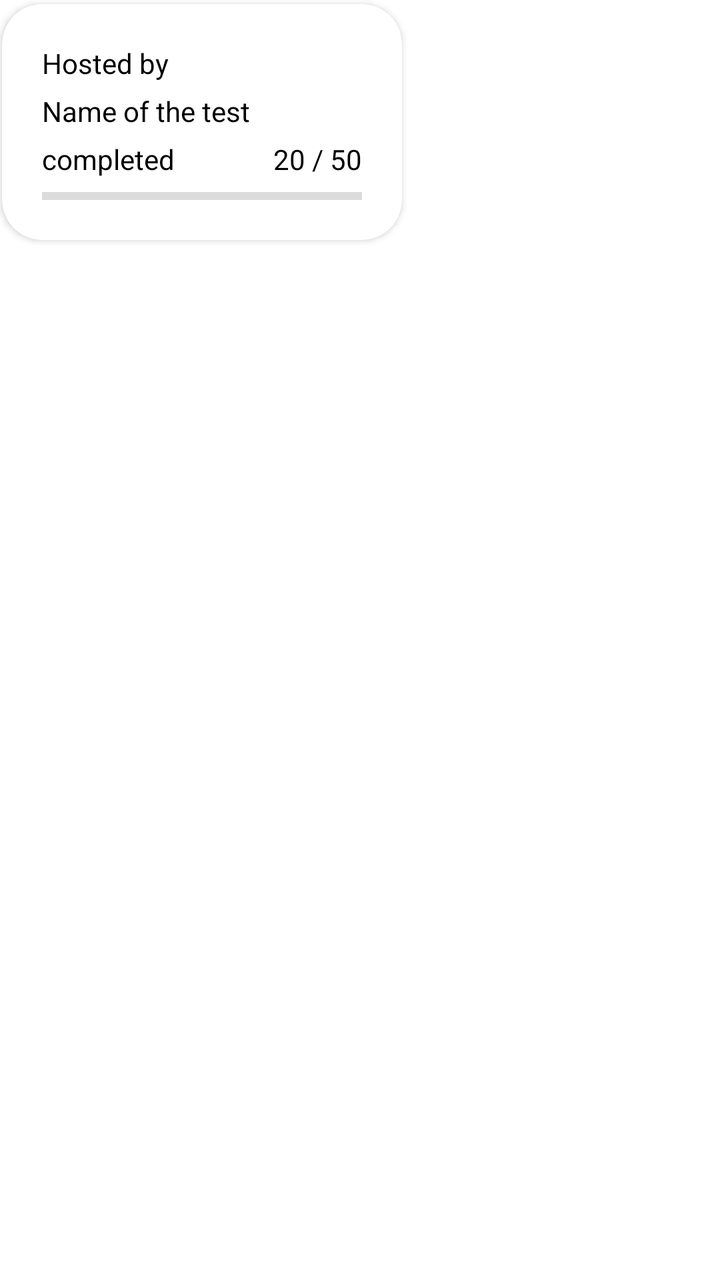
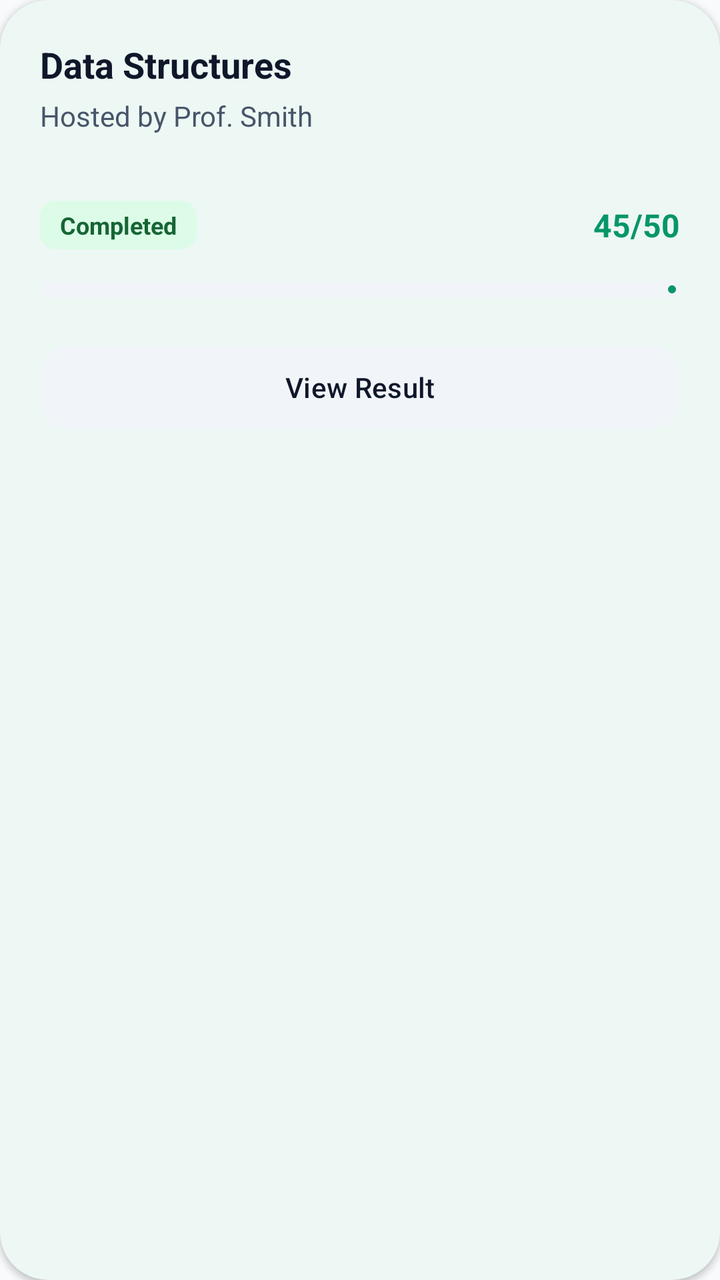

Screens rendered from an Android XML layout before and after an edit, with the pre-edit source and the edit as a unified diff.
<!-- AndroidManifest.xml: application theme Theme.TestMaster -->
<!-- res/layout/layout_test_appear.xml -->
<?xml version="1.0" encoding="utf-8"?>
<LinearLayout xmlns:android="http://schemas.android.com/apk/res/android"
    android:layout_width="wrap_content"
    android:layout_height="wrap_content"
    xmlns:app="http://schemas.android.com/apk/res-auto">
    <androidx.cardview.widget.CardView
        android:layout_width="200dp"
        android:layout_height="wrap_content"
        android:layout_marginEnd="10dp"
        android:layout_marginStart="1dp"
        android:layout_marginVertical="2dp"
        app:cardCornerRadius="20dp">
        <LinearLayout
            android:layout_width="match_parent"
            android:layout_height="wrap_content"
            android:padding="20dp"
            android:orientation="vertical">
            <TextView
                android:id="@+id/hosted_by"
                android:layout_width="wrap_content"
                android:layout_height="wrap_content"
                android:textColor="@color/black"
                android:textSize="14dp"
                android:text="Hosted by"/>
            <TextView
                android:id="@+id/subject_name"
                android:layout_width="wrap_content"
                android:layout_height="wrap_content"
                android:layout_marginTop="5dp"
                android:textColor="@color/black"
                android:singleLine="true"
                android:text="Name of the test"/>
            <LinearLayout
                android:layout_width="match_parent"
                android:layout_height="wrap_content"
                android:layout_marginTop="5dp">
                <TextView
                    android:id="@+id/exam_status"
                    android:layout_width="wrap_content"
                    android:layout_height="wrap_content"
                    android:textColor="@color/black"
                    android:layout_weight="1"
                    android:text="completed"/>

                <TextView
                    android:id="@+id/tv_mark_scored"
                    android:layout_width="wrap_content"
                    android:layout_height="wrap_content"
                    android:text="20 / 50"
                    android:layout_gravity="end"
                    android:textColor="@color/black" />

            </LinearLayout>

            <com.google.android.material.progressindicator.LinearProgressIndicator
                android:id="@+id/pr_markScored"
                android:layout_width="match_parent"
                android:layout_height="wrap_content"
                android:layout_marginTop="7dp"
                android:progress="20"
                android:max="50"
                app:indicatorColor="@color/blue"
                app:trackColor="#DCDBDB"/>
        </LinearLayout>
    </androidx.cardview.widget.CardView>
</LinearLayout>
<!-- resources referenced by this layout -->
<resources>
  <color name="black">#FF000000</color>
  <color name="blue">#0363F4</color>
  <style name="Theme.TestMaster" parent="Base.Theme.TestMaster" />
  <style name="Base.Theme.TestMaster" parent="Theme.MaterialComponents.DayNight.NoActionBar">
          
           <item name="colorPrimary">@color/primary_blue</item>
          <item name="android:statusBarColor">@color/primary_blue</item>
          <item name="colorAccent">@color/primary_blue</item>
      </style>
  <color name="primary_blue">#06164E</color>
</resources>

<!-- the commit's change to res/layout/layout_test_appear.xml (unified diff, before → after) -->
@@ -1,66 +1,100 @@
 <?xml version="1.0" encoding="utf-8"?>
-<LinearLayout xmlns:android="http://schemas.android.com/apk/res/android"
-    android:layout_width="wrap_content"
+<com.google.android.material.card.MaterialCardView xmlns:android="http://schemas.android.com/apk/res/android"
+    xmlns:app="http://schemas.android.com/apk/res-auto"
+    xmlns:tools="http://schemas.android.com/tools"
+    android:layout_width="280dp"
     android:layout_height="wrap_content"
-    xmlns:app="http://schemas.android.com/apk/res-auto">
-    <androidx.cardview.widget.CardView
-        android:layout_width="200dp"
+    android:layout_marginEnd="16dp"
+    android:layout_marginVertical="8dp"
+    app:cardCornerRadius="24dp"
+    app:cardElevation="2dp"
+    app:strokeWidth="0dp">
+
+    <LinearLayout
+        android:layout_width="match_parent"
         android:layout_height="wrap_content"
-        android:layout_marginEnd="10dp"
-        android:layout_marginStart="1dp"
-        android:layout_marginVertical="2dp"
-        app:cardCornerRadius="20dp">
+        android:orientation="vertical"
+        android:padding="20dp">
+
+        <TextView
+            android:id="@+id/subject_name"
+            android:layout_width="match_parent"
+            android:layout_height="wrap_content"
+            android:ellipsize="end"
+            android:maxLines="1"
+            android:text="Data Structures"
+            android:textColor="@color/text_primary"
+            android:textSize="18sp"
+            android:textStyle="bold" />
+
+        <TextView
+            android:id="@+id/hosted_by"
+            android:layout_width="match_parent"
+            android:layout_height="wrap_content"
+            android:layout_marginTop="4dp"
+            android:text="Hosted by Prof. Smith"
+            android:textColor="@color/text_secondary"
+            android:textSize="14sp" />
+
+        <View
+            android:layout_width="match_parent"
+            android:layout_height="1dp"
+            android:layout_marginVertical="16dp"
+            android:background="@color/gray"
+            android:alpha="0.5"/>
+
         <LinearLayout
             android:layout_width="match_parent"
             android:layout_height="wrap_content"
-            android:padding="20dp"
-            android:orientation="vertical">
+            android:gravity="center_vertical"
+            android:orientation="horizontal">
+
             <TextView
-                android:id="@+id/hosted_by"
+                android:id="@+id/exam_status"
                 android:layout_width="wrap_content"
                 android:layout_height="wrap_content"
-                android:textColor="@color/black"
-                android:textSize="14dp"
-                android:text="Hosted by"/>
+                android:background="@drawable/bg_status_badge"
+                android:paddingHorizontal="10dp"
+                android:paddingVertical="4dp"
+                android:text="Completed"
+                android:textColor="@color/success_text"
+                android:textSize="12sp"
+                android:textStyle="bold" />
+
+            <View
+                android:layout_width="0dp"
+                android:layout_height="0dp"
+                android:layout_weight="1" />
+
             <TextView
-                android:id="@+id/subject_name"
+                android:id="@+id/tv_mark_scored"
                 android:layout_width="wrap_content"
                 android:layout_height="wrap_content"
-                android:layout_marginTop="5dp"
-                android:textColor="@color/black"
-                android:singleLine="true"
-                android:text="Name of the test"/>
-            <LinearLayout
-                android:layout_width="match_parent"
-                android:layout_height="wrap_content"
-                android:layout_marginTop="5dp">
-                <TextView
-                    android:id="@+id/exam_status"
-                    android:layout_width="wrap_content"
-                    android:layout_height="wrap_content"
-                    android:textColor="@color/black"
-                    android:layout_weight="1"
-                    android:text="completed"/>
+                android:text="45/50"
+                android:textColor="@color/primary"
+                android:textSize="16sp"
+                android:textStyle="bold" />
+        </LinearLayout>
 
-                <TextView
-                    android:id="@+id/tv_mark_scored"
-                    android:layout_width="wrap_content"
-                    android:layout_height="wrap_content"
-                    android:text="20 / 50"
-                    android:layout_gravity="end"
-                    android:textColor="@color/black" />
+        <com.google.android.material.progressindicator.LinearProgressIndicator
+            android:id="@+id/pr_markScored"
+            android:layout_width="match_parent"
+            android:layout_height="wrap_content"
+            android:layout_marginTop="16dp"
+            android:progress="90"
+            app:indicatorColor="@color/primary"
+            app:trackColor="@color/gray"
+            app:trackCornerRadius="4dp"
+            app:trackThickness="8dp" />
 
-            </LinearLayout>
+        <com.google.android.material.button.MaterialButton
+            android:id="@+id/btn_view_result"
+            style="@style/Widget.Material3.Button.TonalButton"
+            android:layout_width="match_parent"
+            android:layout_height="50dp"
+            android:layout_marginTop="20dp"
+            android:text="View Result"
+            app:cornerRadius="16dp" />
 
-            <com.google.android.material.progressindicator.LinearProgressIndicator
-                android:id="@+id/pr_markScored"
-                android:layout_width="match_parent"
-                android:layout_height="wrap_content"
-                android:layout_marginTop="7dp"
-                android:progress="20"
-                android:max="50"
-                app:indicatorColor="@color/blue"
-                app:trackColor="#DCDBDB"/>
-        </LinearLayout>
-    </androidx.cardview.widget.CardView>
-</LinearLayout>
+    </LinearLayout>
+</com.google.android.material.card.MaterialCardView>
<!-- resource entries referenced after the edit -->
@@ -1,14 +1,64 @@
 <!-- resources referenced by this layout -->
 <resources>
-  <color name="black">#FF000000</color>
-  <color name="blue">#0363F4</color>
+  <color name="gray">#F1F5F9</color>
+  <color name="primary">#059669</color>
+  <color name="success_text">#166534</color>
+  <color name="text_primary">#0F172A</color>
+  <color name="text_secondary">#475569</color>
+  <!-- drawable bg_status_badge (drawable) -->
+  <?xml version="1.0" encoding="utf-8"?>
+  <shape xmlns:android="http://schemas.android.com/apk/res/android">
+      <solid android:color="@color/success_bg" />
+      <corners android:radius="8dp" />
+  </shape>
   <style name="Theme.TestMaster" parent="Base.Theme.TestMaster" />
-  <style name="Base.Theme.TestMaster" parent="Theme.MaterialComponents.DayNight.NoActionBar">
+  <color name="success_bg">#DCFCE7</color>
+  <style name="Base.Theme.TestMaster" parent="Theme.Material3.DayNight.NoActionBar">
           
-           <item name="colorPrimary">@color/primary_blue</item>
-          <item name="android:statusBarColor">@color/primary_blue</item>
-          <item name="colorAccent">@color/primary_blue</item>
+          <item name="colorPrimary">@color/primary</item>
+          <item name="colorOnPrimary">@color/onPrimary</item>
+          <item name="colorPrimaryContainer">@color/primaryContainer</item>
+          <item name="colorOnPrimaryContainer">@color/onPrimaryContainer</item>
+  
+          <item name="colorSecondary">@color/secondary</item>
+          <item name="colorOnSecondary">@color/onSecondary</item>
+          <item name="colorSecondaryContainer">@color/secondaryContainer</item>
+          <item name="colorOnSecondaryContainer">@color/onSecondaryContainer</item>
+  
+          
+          <item name="android:windowBackground">@color/background</item>
+          <item name="colorSurface">@color/surface</item>
+          <item name="colorOnSurface">@color/onSurface</item>
+          <item name="colorSurfaceVariant">@color/surfaceVariant</item>
+          <item name="colorOnSurfaceVariant">@color/onSurfaceVariant</item>
+          <item name="colorOutline">@color/outline</item>
+  
+          
+          <item name="colorError">@color/error</item>
+          <item name="colorOnError">@color/onError</item>
+          <item name="colorErrorContainer">@color/errorContainer</item>
+          <item name="colorOnErrorContainer">@color/onErrorContainer</item>
+  
+          
+          <item name="android:statusBarColor">@color/surface</item>
+          <item name="android:windowLightStatusBar">true</item>
       </style>
-  <color name="primary_blue">#06164E</color>
+  <color name="onPrimary">#FFFFFF</color>
+  <color name="primaryContainer">#D1FAE5</color>
+  <color name="onPrimaryContainer">#064E3B</color>
+  <color name="secondary">#64748B</color>
+  <color name="onSecondary">#FFFFFF</color>
+  <color name="secondaryContainer">#F1F5F9</color>
+  <color name="onSecondaryContainer">#0F172A</color>
+  <color name="background">#F8FAFC</color>
+  <color name="surface">#FFFFFF</color>
+  <color name="onSurface">#0F172A</color>
+  <color name="surfaceVariant">#E2E8F0</color>
+  <color name="onSurfaceVariant">#475569</color>
+  <color name="outline">#94A3B8</color>
+  <color name="error">#EF4444</color>
+  <color name="onError">#FFFFFF</color>
+  <color name="errorContainer">#FEE2E2</color>
+  <color name="onErrorContainer">#991B1B</color>
 </resources>
 
